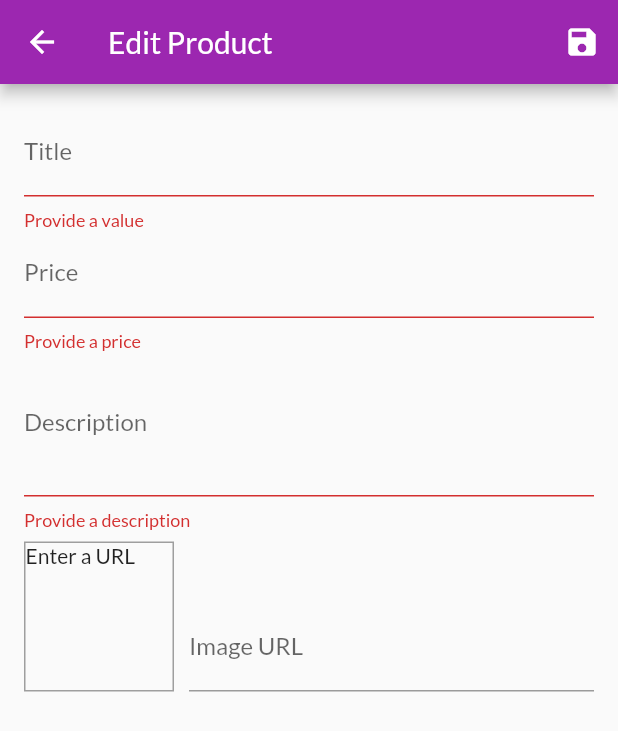
After one commit to Tushtisachdeva01/Shopping_app, a Flutter app: the EditAddProduct screen opened by its route, after a tap on the "save" icon, on a phone screen of 412 x 824 dp. The commit adds this screen. Shown: the top 731 px of the screen. Run offline on Flutter 3.47's test engine with Material 2 defaults, Android fonts, the phone set to English and light mode, and no system bars; network calls fail.

Commit message:
Base project complete

```diff
--- a/lib/providers/products_provider.dart
+++ b/lib/providers/products_provider.dart
@@ -46,12 +46,33 @@ class ProductsProv with ChangeNotifier {
     return _items.where((prodItem) => prodItem.isFavourite).toList();
   }
 
-  Product findById(String id){
+  Product findById(String id) {
     return _items.firstWhere((prod) => prod.id == id);
   }
 
-  void addProducts() {
-    // _items.add(value);
+  void addProducts(Product product) {
+    final newProduct = Product(
+      title: product.title,
+      description: product.description,
+      price: product.price,
+      imageUrl: product.imageUrl,
+      id: DateTime.now().toString(),
+    );
+    _items.add(newProduct);
     notifyListeners();
   }
+
+  void updateProduct(String id, Product newProduct) {
+    final prodIndex = _items.indexWhere((prod) => prod.id == id);
+    if (prodIndex >= 0) {
+      _items[prodIndex] = newProduct;
+      notifyListeners();
+    } else {}
+  }
+
+  void delProd(String id){
+    _items.removeWhere((prod) => prod.id == id);
+    notifyListeners();
+  }
+
 }
--- /dev/null
+++ b/lib/screens/edit_add_product.dart
@@ -0,0 +1,269 @@
+import 'package:flutter/material.dart';
+import 'package:provider/provider.dart';
+import 'package:shop_app/providers/product.dart';
+import 'package:shop_app/providers/products_provider.dart';
+
+class EditAddProduct extends StatefulWidget {
+  static const routeName = '/edit-add-product';
+
+  @override
+  _EditAddProductState createState() => _EditAddProductState();
+}
+
+class _EditAddProductState extends State<EditAddProduct> {
+  final priceNode = FocusNode();
+  final descNode = FocusNode();
+  final imageController = TextEditingController();
+  final imageNode = FocusNode();
+  final form = GlobalKey<FormState>();
+  var editedProduct = Product(
+    id: null,
+    title: '',
+    price: 0,
+    description: '',
+    imageUrl: '',
+  );
+
+  var isInit = true;
+
+  var initValue = {
+    'title': '',
+    'price': '',
+    'description': '',
+    'imageUrl': '',
+  };
+
+  @override
+  void initState() {
+    imageNode.addListener(updateImageUrl);
+    super.initState();
+  }
+
+  @override
+  void didChangeDependencies() {
+    if (isInit) {
+      final productId = ModalRoute.of(context).settings.arguments as String;
+      if (productId != null) {
+        editedProduct = Provider.of<ProductsProv>(context, listen: false)
+            .findById(productId);
+        initValue = {
+          'title': editedProduct.title,
+          'price': editedProduct.price.toString(),
+          'description': editedProduct.description,
+          'imageUrl': '',
+        };
+        imageController.text = editedProduct.imageUrl;
+      }
+    }
+    isInit = false;
+    super.didChangeDependencies();
+  }
+
+  @override
+  void dispose() {
+    imageNode.removeListener(updateImageUrl);
+    priceNode.dispose();
+    imageNode.dispose();
+    descNode.dispose();
+    imageController.dispose();
+    super.dispose();
+  }
+
+  void updateImageUrl() {
+    if (!imageNode.hasFocus) {
+      setState(() {});
+    }
+  }
+
+  void saveForm() {
+    final isValid = form.currentState.validate();
+    if (!isValid) {
+      return;
+    }
+    form.currentState.save();
+    if (editedProduct.id != null) {
+      Provider.of<ProductsProv>(context, listen: false)
+          .updateProduct(editedProduct.id, editedProduct);
+    } else {
+      Provider.of<ProductsProv>(context, listen: false)
+          .addProducts(editedProduct);
+    }
+    Navigator.of(context).pop();
+  }
+
+  @override
+  Widget build(BuildContext context) {
+    return Scaffold(
+      appBar: AppBar(
+        title: Text('Edit Product'),
+        actions: <Widget>[
+          IconButton(
+            icon: Icon(Icons.save),
+            onPressed: saveForm,
+          )
+        ],
+      ),
+      body: Padding(
+        padding: const EdgeInsets.all(16.0),
+        child: Form(
+          key: form,
+          child: ListView(
+            children: <Widget>[
+              TextFormField(
+                initialValue: initValue['title'],
+                decoration: InputDecoration(
+                  labelText: 'Title',
+                ),
+                textInputAction: TextInputAction.next,
+                onFieldSubmitted: (_) {
+                  FocusScope.of(context).requestFocus(priceNode);
+                },
+                validator: (value) {
+                  if (value.isEmpty) {
+                    return 'Provide a value';
+                  }
+                  return null;
+                },
+                onSaved: (value) {
+                  editedProduct = Product(
+                    title: value,
+                    price: editedProduct.price,
+                    description: editedProduct.description,
+                    imageUrl: editedProduct.imageUrl,
+                    id: editedProduct.id,
+                    isFavourite: editedProduct.isFavourite,
+                  );
+                },
+              ),
+              TextFormField(
+                initialValue: initValue['price'],
+                decoration: InputDecoration(
+                  labelText: 'Price',
+                ),
+                textInputAction: TextInputAction.next,
+                keyboardType: TextInputType.number,
+                focusNode: priceNode,
+                onFieldSubmitted: (_) {
+                  FocusScope.of(context).requestFocus(descNode);
+                },
+                validator: (value) {
+                  if (value.isEmpty) {
+                    return 'Provide a price';
+                  }
+                  if (double.tryParse(value) == null) {
+                    return 'Please enter a valid number';
+                  }
+                  if (double.parse(value) <= 0) {
+                    return 'Enter number > 0';
+                  }
+                },
+                onSaved: (value) {
+                  editedProduct = Product(
+                    title: editedProduct.title,
+                    price: double.parse(value),
+                    description: editedProduct.description,
+                    imageUrl: editedProduct.imageUrl,
+                    id: editedProduct.id,
+                    isFavourite: editedProduct.isFavourite,
+                  );
+                },
+              ),
+              TextFormField(
+                initialValue: initValue['description'],
+                decoration: InputDecoration(
+                  labelText: 'Description',
+                ),
+                maxLines: 3,
+                keyboardType: TextInputType.multiline,
+                focusNode: descNode,
+                validator: (value) {
+                  if (value.isEmpty) {
+                    return 'Provide a description';
+                  }
+                  if (value.length < 10) {
+                    return 'Should be greater than 10 chars';
+                  }
+                  return null;
+                },
+                onSaved: (value) {
+                  editedProduct = Product(
+                    title: editedProduct.title,
+                    price: editedProduct.price,
+                    description: value,
+                    imageUrl: editedProduct.imageUrl,
+                    id: editedProduct.id,
+                    isFavourite: editedProduct.isFavourite,
+                  );
+                },
+              ),
+              Row(
+                crossAxisAlignment: CrossAxisAlignment.end,
+                children: <Widget>[
+                  Container(
+                    margin: EdgeInsets.only(
+                      top: 8,
+                      right: 10,
+                    ),
+                    decoration: BoxDecoration(
+                      border: Border.all(
+                        width: 1,
+                        color: Colors.grey,
+                      ),
+                    ),
+                    width: 100,
+                    height: 100,
+                    child: imageController.text.isEmpty
+                        ? Text('Enter a URL')
+                        : FittedBox(
+                            child: Image.network(imageController.text,
+                                fit: BoxFit.cover),
+                          ),
+                  ),
+                  Expanded(
+                    child: TextFormField(
+                      decoration: InputDecoration(
+                        labelText: 'Image URL',
+                      ),
+                      keyboardType: TextInputType.url,
+                      textInputAction: TextInputAction.done,
+                      controller: imageController,
+                      focusNode: imageNode,
+                      // validator: (value) {
+                      //   if (value.isEmpty) {
+                      //     return 'Provide a value';
+                      //   }
+                      //   if (!value.startsWith('http') &&
+                      //       !value.startsWith('https')) {
+                      //     return 'Enter valid URL';
+                      //   }
+                      //   if (!value.endsWith('.png') &&
+                      //       !value.endsWith('jgp') &&
+                      //       !value.endsWith('jpeg')) {
+                      //     return 'Enter valid image';
+                      //   }
+                      //   return null;
+                      // },
+                      onSaved: (value) {
+                        editedProduct = Product(
+                          title: editedProduct.title,
+                          price: editedProduct.price,
+                          description: editedProduct.description,
+                          imageUrl: value,
+                          id: editedProduct.id,
+                          isFavourite: editedProduct.isFavourite,
+                        );
+                      },
+                      onFieldSubmitted: (_) {
+                        saveForm();
+                      },
+                    ),
+                  ),
+                ],
+              ),
+            ],
+          ),
+        ),
+      ),
+    );
+  }
+}
--- a/lib/screens/product_overview.dart
+++ b/lib/screens/product_overview.dart
@@ -40,7 +40,7 @@ class _ProductOverviewState extends State<ProductOverview> {
               PopupMenuItem(
                 child: Text('Show All'),
                 value: Filter.all,
-              )
+              ),
             ],
           ),
           Consumer<Cart>(
--- a/lib/widgets/drawer.dart
+++ b/lib/widgets/drawer.dart
@@ -1,4 +1,6 @@
 import 'package:flutter/material.dart';
+
+import '../screens/user_product.dart';
 import '../screens/orders_screen.dart';
 
 class AppDrawer extends StatelessWidget {
@@ -8,7 +10,7 @@ class AppDrawer extends StatelessWidget {
       child: Column(
         children: <Widget>[
           AppBar(
-            title: Text('Hello Friends'),
+            title: Text('Hello Shoppers'),
             automaticallyImplyLeading: false,
           ),
           Divider(),
@@ -27,6 +29,14 @@ class AppDrawer extends StatelessWidget {
               Navigator.of(context).pushReplacementNamed(OrdersScreen.routeName);
             },
           ),
+          Divider(),
+          ListTile(
+            leading: Icon(Icons.edit),
+            title: Text('Manage Products'),
+            onTap: () {
+              Navigator.of(context).pushReplacementNamed(UserProducts.routeName);
+            },
+          ),
         ],
       ),
     );
--- a/lib/widgets/order_item.dart
+++ b/lib/widgets/order_item.dart
@@ -37,7 +37,7 @@ class _OrderItemState extends State<OrderItem> {
           if (expanded)
             Container(
               padding: EdgeInsets.symmetric(vertical: 4, horizontal: 15),
-              height: min(widget.order.products.length * 20 + 10.0, 18\00),
+              height: min(widget.order.products.length * 20 + 10.0, 180),
               child: ListView(
                   children: widget.order.products
                       .map(
```
Also changed, not shown: lib/main.dart (+6 -2 lines), lib/providers/cart.dart (+19 -0 lines), lib/screens/user_product.dart (added, +44 -0 lines), lib/widgets/cart_products.dart (+27 -5 lines), lib/widgets/product_item.dart (+12 -0 lines), lib/widgets/user_prod_item.dart (added, +43 -0 lines).
